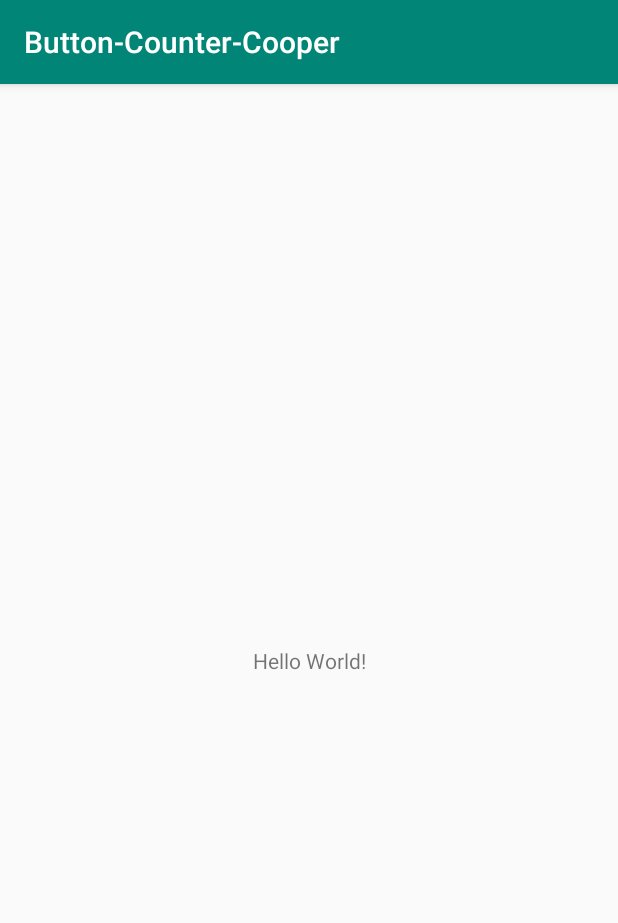
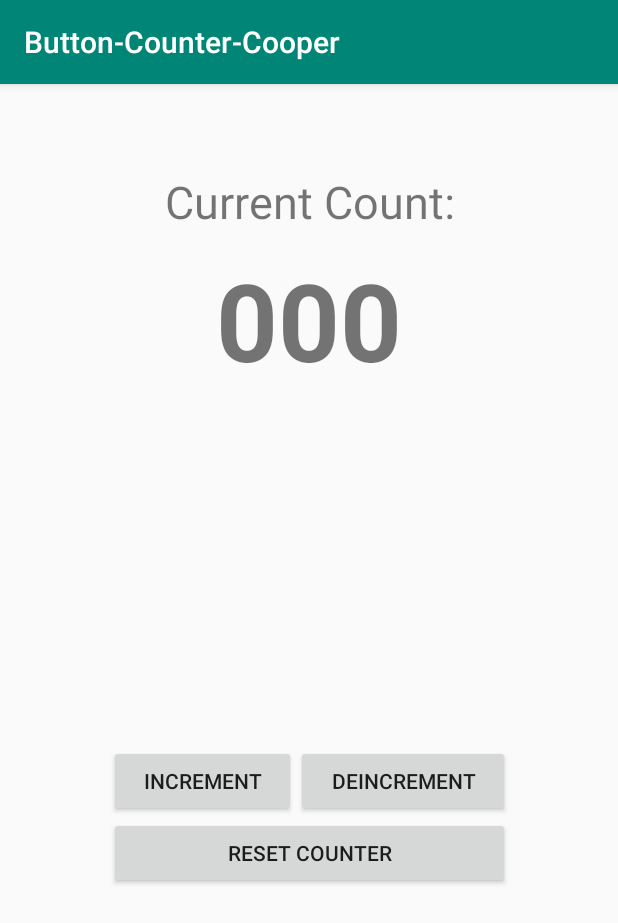
Before and after one commit to Johnnie843/ButtonCounterCooper, an Android app: the screen it shows after launch (MainActivity), on a phone screen of 412 x 824 dp. Shown: the top 923 px of the screen. Run offline under Robolectric (Android 15) with nearby library versions, the phone set to English and light mode, and no system bars.

Commit message:
Added the increment button, deincrement button, reset button, and a counter. Also all the logic behind the buttons. Used a MVC architecture

```diff
--- a/app/src/main/AndroidManifest.xml
+++ b/app/src/main/AndroidManifest.xml
@@ -9,7 +9,9 @@
         android:roundIcon="@mipmap/ic_launcher_round"
         android:supportsRtl="true"
         android:theme="@style/AppTheme">
-        <activity android:name=".MainActivity">
+        <activity
+            android:name=".controller.MainActivity"
+            android:configChanges="keyboardHidden|orientation|screenSize">
             <intent-filter>
                 <action android:name="android.intent.action.MAIN" />
 
--- a/app/src/main/java/com/example/johnniecooper/button_counter_cooper/MainActivity.java
+++ /dev/null
@@ -1,13 +0,0 @@
-package com.example.johnniecooper.button_counter_cooper;
-
-import android.support.v7.app.AppCompatActivity;
-import android.os.Bundle;
-
-public class MainActivity extends AppCompatActivity {
-
-    @Override
-    protected void onCreate(Bundle savedInstanceState) {
-        super.onCreate(savedInstanceState);
-        setContentView(R.layout.activity_main);
-    }
-}
--- /dev/null
+++ b/app/src/main/java/com/example/johnniecooper/button_counter_cooper/controller/MainActivity.java
@@ -0,0 +1,53 @@
+package com.example.johnniecooper.button_counter_cooper.controller;
+
+import android.support.v7.app.AppCompatActivity;
+import android.os.Bundle;
+import android.view.View;
+import android.widget.Button;
+import android.widget.TextView;
+
+import com.example.johnniecooper.button_counter_cooper.R;
+import com.example.johnniecooper.button_counter_cooper.model.Counter;
+
+
+public class MainActivity extends AppCompatActivity {
+
+
+    private Counter counter;
+    private Button incrementButton;
+    private Button deincrementButton;
+    private Button resetButton;
+    private TextView countView;
+
+    @Override
+    protected void onCreate(Bundle savedInstanceState) {
+
+        super.onCreate(savedInstanceState);
+        setContentView(R.layout.activity_main);
+        incrementButton = (Button) this.findViewById(R.id.incrementButton);
+        countView = (TextView) this.findViewById(R.id.currentCount);
+        counter = new Counter();
+        countView.setText(countView.getText() + String.valueOf(00));
+    }
+
+    public void incrementCount(View view){
+
+        counter.incrementCount();
+        countView.setText(counter.countToString());
+
+    }
+    public void deincrementCount(View view){
+
+        counter.deincrementCount();
+        countView.setText((counter.countToString()));
+
+    }
+    public void resetCount(View view){
+
+        counter.resetCount();
+
+        countView.setText(counter.countToString());
+
+    }
+
+}
--- /dev/null
+++ b/app/src/main/java/com/example/johnniecooper/button_counter_cooper/model/Counter.java
@@ -0,0 +1,37 @@
+package com.example.johnniecooper.button_counter_cooper.model;
+
+import java.util.ArrayList;
+
+public class Counter {
+
+    private int count;
+
+    public Counter() {
+        this.count = 0;
+    }
+
+    public void incrementCount(){
+        this.count++;
+    }
+    public void deincrementCount(){
+        this.count--;
+    }
+
+    public void resetCount() {
+        this.count = 0;
+    }
+
+
+    public int getCount() {
+        return count;
+    }
+
+    public void setCount(int count) {
+        this.count = count;
+    }
+
+    public String countToString(){
+
+        return Integer.toString(this.count);
+    }
+}
--- a/app/src/main/res/layout/activity_main.xml
+++ b/app/src/main/res/layout/activity_main.xml
@@ -4,15 +4,92 @@
     xmlns:tools="http://schemas.android.com/tools"
     android:layout_width="match_parent"
     android:layout_height="match_parent"
-    tools:context=".MainActivity">
+    android:orientation="horizontal"
+    tools:context=".controller.MainActivity">
 
-    <TextView
-        android:layout_width="wrap_content"
-        android:layout_height="wrap_content"
-        android:text="Hello World!"
+
+    <LinearLayout
+        android:layout_width="267dp"
+        android:layout_height="101dp"
+        android:layout_marginStart="8dp"
+        android:layout_marginTop="8dp"
+        android:layout_marginEnd="8dp"
+        android:layout_marginBottom="8dp"
+        android:orientation="vertical"
         app:layout_constraintBottom_toBottomOf="parent"
-        app:layout_constraintLeft_toLeftOf="parent"
-        app:layout_constraintRight_toRightOf="parent"
-        app:layout_constraintTop_toTopOf="parent" />
+        app:layout_constraintEnd_toEndOf="parent"
+        app:layout_constraintStart_toStartOf="parent"
+        app:layout_constraintTop_toBottomOf="@+id/linearLayout">
+
+        <LinearLayout
+            android:layout_width="match_parent"
+            android:layout_height="wrap_content"
+            android:orientation="horizontal">
+
+            <Button
+                android:id="@+id/incrementButton"
+                android:layout_width="wrap_content"
+                android:layout_height="wrap_content"
+                android:layout_weight="1"
+                android:text="Increment"
+                android:onClick="incrementCount"/>
+
+            <Button
+                android:id="@+id/deincrementButton"
+                android:layout_width="wrap_content"
+                android:layout_height="wrap_content"
+                android:layout_weight="1"
+                android:text="Deincrement"
+                android:onClick="deincrementCount"/>/>
+        </LinearLayout>
+
+        <LinearLayout
+            android:layout_width="match_parent"
+            android:layout_height="wrap_content"
+            android:orientation="horizontal">
+
+            <Button
+                android:id="@+id/resetButton"
+                android:layout_width="wrap_content"
+                android:layout_height="wrap_content"
+                android:layout_weight="1"
+                android:text="Reset Counter"
+                android:onClick="resetCount"/>/>
+        </LinearLayout>
+    </LinearLayout>
+
+    <LinearLayout
+        android:id="@+id/linearLayout"
+        android:layout_width="304dp"
+        android:layout_height="206dp"
+        android:layout_marginStart="8dp"
+        android:layout_marginTop="8dp"
+        android:layout_marginEnd="8dp"
+        android:orientation="vertical"
+        android:paddingTop="50dp"
+        app:layout_constraintEnd_toEndOf="parent"
+        app:layout_constraintStart_toStartOf="parent"
+        app:layout_constraintTop_toTopOf="parent">
+
+        <TextView
+            android:id="@+id/currentCountText"
+            android:layout_width="match_parent"
+            android:layout_height="wrap_content"
+            android:text="Current Count:"
+            android:textAlignment="center"
+            android:textSize="30sp" />
+
+        <TextView
+            android:id="@+id/currentCount"
+            android:layout_width="match_parent"
+            android:layout_height="wrap_content"
+            android:paddingTop="10dp"
+            android:text="00"
+            android:textAlignment="center"
+            android:textAllCaps="false"
+            android:textSize="72sp"
+            android:textStyle="bold" />
+
+    </LinearLayout>
 
 </android.support.constraint.ConstraintLayout>
```
